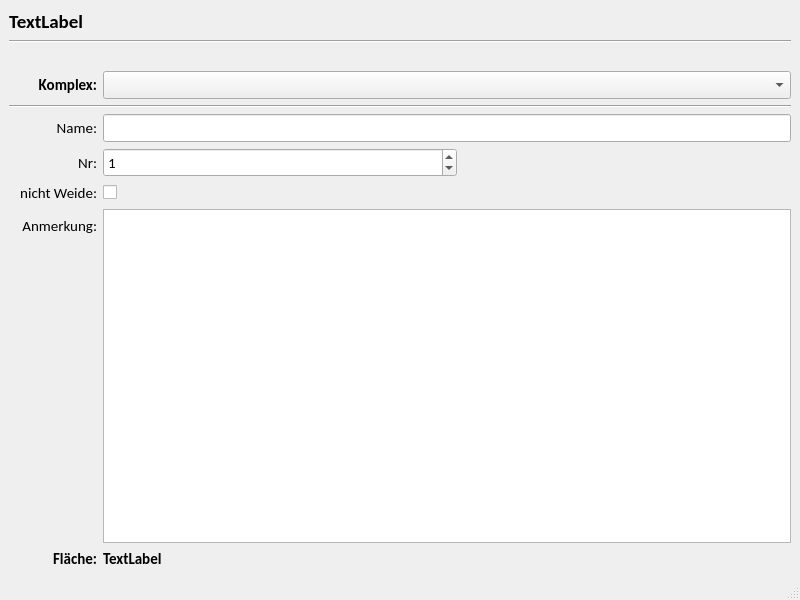
Before: the Qt Designer form core/scopes/koppel/koppel.ui in gidhoog/AlmGIS, drawn with Qt 5.
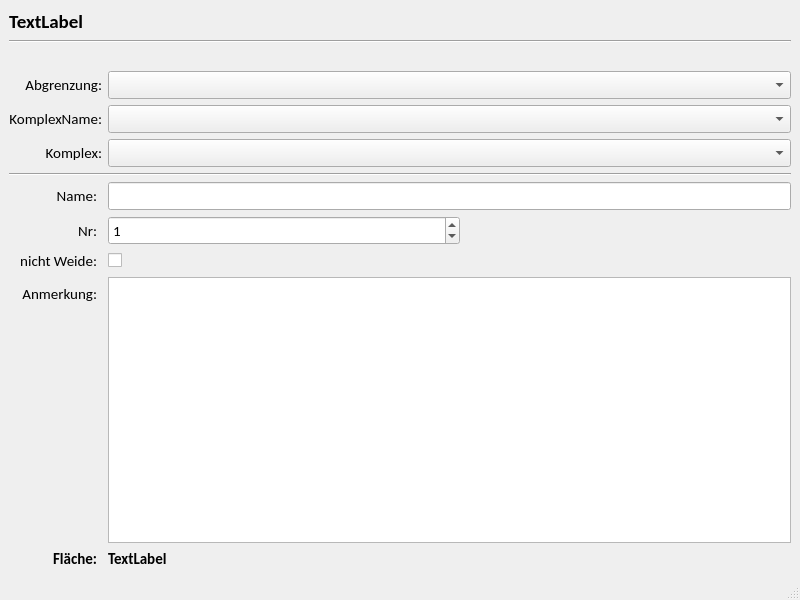
After: the same form once the commit is applied. Custom widgets are drawn as their Qt base class.

Commit message: verbessere zuordnung eines komplexes zu einer koppel

The edit to the form file:
```diff
--- a/core/scopes/koppel/koppel.ui
+++ b/core/scopes/koppel/koppel.ui
@@ -17,8 +17,8 @@
    <layout class="QVBoxLayout" name="verticalLayout">
     <item>
      <layout class="QGridLayout" name="gridLayout">
-      <item row="5" column="0">
-       <widget class="QLabel" name="label_4">
+      <item row="12" column="0">
+       <widget class="QLabel" name="label_5">
         <property name="sizePolicy">
          <sizepolicy hsizetype="Preferred" vsizetype="Preferred">
           <horstretch>0</horstretch>
@@ -35,79 +35,44 @@
          <font>
           <family>Calibri</family>
           <pointsize>11</pointsize>
+          <weight>75</weight>
+          <bold>true</bold>
          </font>
         </property>
         <property name="text">
-         <string>Name:</string>
+         <string>Fläche:</string>
         </property>
         <property name="alignment">
          <set>Qt::AlignRight|Qt::AlignTrailing|Qt::AlignVCenter</set>
         </property>
        </widget>
       </item>
-      <item row="7" column="0">
-       <widget class="QLabel" name="label_6">
-        <property name="sizePolicy">
-         <sizepolicy hsizetype="Preferred" vsizetype="Preferred">
-          <horstretch>0</horstretch>
-          <verstretch>0</verstretch>
-         </sizepolicy>
-        </property>
-        <property name="maximumSize">
-         <size>
-          <width>88</width>
-          <height>16777215</height>
-         </size>
-        </property>
-        <property name="font">
-         <font>
-          <family>Calibri</family>
-          <pointsize>11</pointsize>
-         </font>
-        </property>
-        <property name="text">
-         <string>nicht Weide:</string>
-        </property>
-        <property name="alignment">
-         <set>Qt::AlignRight|Qt::AlignTrailing|Qt::AlignVCenter</set>
-        </property>
-       </widget>
-      </item>
-      <item row="2" column="0">
-       <spacer name="verticalSpacer_2">
-        <property name="orientation">
-         <enum>Qt::Vertical</enum>
-        </property>
-        <property name="sizeType">
-         <enum>QSizePolicy::Fixed</enum>
-        </property>
-        <property name="sizeHint" stdset="0">
-         <size>
-          <width>20</width>
-          <height>22</height>
-         </size>
-        </property>
-       </spacer>
-      </item>
       <item row="3" column="0">
-       <widget class="QLabel" name="label">
+       <widget class="QLabel" name="label_2">
         <property name="font">
          <font>
           <family>Calibri</family>
           <pointsize>11</pointsize>
-          <weight>75</weight>
-          <bold>true</bold>
+          <weight>50</weight>
+          <bold>false</bold>
          </font>
         </property>
         <property name="text">
-         <string>Komplex:</string>
+         <string>Abgrenzung:</string>
         </property>
         <property name="alignment">
          <set>Qt::AlignRight|Qt::AlignTrailing|Qt::AlignVCenter</set>
         </property>
        </widget>
       </item>
-      <item row="7" column="1">
+      <item row="6" column="0" colspan="4">
+       <widget class="Line" name="line_2">
+        <property name="orientation">
+         <enum>Qt::Horizontal</enum>
+        </property>
+       </widget>
+      </item>
+      <item row="9" column="1">
        <widget class="QCheckBox" name="uiNichtWeideCbox">
         <property name="maximumSize">
          <size>
@@ -120,7 +85,70 @@
         </property>
        </widget>
       </item>
-      <item row="9" column="0">
+      <item row="1" column="0" colspan="4">
+       <widget class="Line" name="line">
+        <property name="sizePolicy">
+         <sizepolicy hsizetype="Minimum" vsizetype="Fixed">
+          <horstretch>0</horstretch>
+          <verstretch>0</verstretch>
+         </sizepolicy>
+        </property>
+        <property name="orientation">
+         <enum>Qt::Horizontal</enum>
+        </property>
+       </widget>
+      </item>
+      <item row="0" column="0" colspan="4">
+       <widget class="QLabel" name="uiAktNameLbl">
+        <property name="font">
+         <font>
+          <family>Calibri</family>
+          <pointsize>14</pointsize>
+          <weight>75</weight>
+          <bold>true</bold>
+         </font>
+        </property>
+        <property name="text">
+         <string>TextLabel</string>
+        </property>
+       </widget>
+      </item>
+      <item row="12" column="1" colspan="3">
+       <widget class="QLabel" name="uiAreaLbl">
+        <property name="font">
+         <font>
+          <family>Calibri</family>
+          <pointsize>11</pointsize>
+          <weight>75</weight>
+          <bold>true</bold>
+         </font>
+        </property>
+        <property name="text">
+         <string>TextLabel</string>
+        </property>
+       </widget>
+      </item>
+      <item row="3" column="1" colspan="3">
+       <widget class="QComboBox" name="uiAbgrenzungCombo">
+        <property name="font">
+         <font>
+          <family>Calibri</family>
+          <pointsize>11</pointsize>
+         </font>
+        </property>
+       </widget>
+      </item>
+      <item row="4" column="1" colspan="3">
+       <widget class="QComboBox" name="uiKomplexNameCombo">
+        <property name="font">
+         <font>
+          <family>Calibri</family>
+          <pointsize>11</pointsize>
+         </font>
+        </property>
+       </widget>
+      </item>
+      <item row="11" column="0">
        <layout class="QVBoxLayout" name="verticalLayout_2">
         <property name="topMargin">
          <number>7</number>
@@ -168,45 +196,39 @@
         </item>
        </layout>
       </item>
-      <item row="6" column="0">
-       <widget class="QLabel" name="label_3">
-        <property name="sizePolicy">
-         <sizepolicy hsizetype="Preferred" vsizetype="Preferred">
-          <horstretch>0</horstretch>
-          <verstretch>0</verstretch>
-         </sizepolicy>
+      <item row="2" column="0">
+       <spacer name="verticalSpacer_2">
+        <property name="orientation">
+         <enum>Qt::Vertical</enum>
         </property>
-        <property name="maximumSize">
+        <property name="sizeType">
+         <enum>QSizePolicy::Fixed</enum>
+        </property>
+        <property name="sizeHint" stdset="0">
          <size>
-          <width>88</width>
-          <height>16777215</height>
+          <width>20</width>
+          <height>22</height>
          </size>
         </property>
-        <property name="font">
-         <font>
-          <family>Calibri</family>
-          <pointsize>11</pointsize>
-         </font>
-        </property>
-        <property name="text">
-         <string>Nr:</string>
-        </property>
-        <property name="alignment">
-         <set>Qt::AlignRight|Qt::AlignTrailing|Qt::AlignVCenter</set>
-        </property>
-       </widget>
+       </spacer>
       </item>
-      <item row="10" column="0">
-       <widget class="QLabel" name="label_5">
+      <item row="7" column="1" colspan="3">
+       <widget class="QLineEdit" name="uiNameLedit">
         <property name="sizePolicy">
-         <sizepolicy hsizetype="Preferred" vsizetype="Preferred">
+         <sizepolicy hsizetype="Preferred" vsizetype="Fixed">
           <horstretch>0</horstretch>
           <verstretch>0</verstretch>
          </sizepolicy>
         </property>
+        <property name="minimumSize">
+         <size>
+          <width>0</width>
+          <height>0</height>
+         </size>
+        </property>
         <property name="maximumSize">
          <size>
-          <width>88</width>
+          <width>16777215</width>
           <height>16777215</height>
          </size>
         </property>
@@ -214,34 +236,14 @@
          <font>
           <family>Calibri</family>
           <pointsize>11</pointsize>
-          <weight>75</weight>
-          <bold>true</bold>
          </font>
         </property>
-        <property name="text">
-         <string>Fläche:</string>
+        <property name="clearButtonEnabled">
+         <bool>true</bool>
         </property>
-        <property name="alignment">
-         <set>Qt::AlignRight|Qt::AlignTrailing|Qt::AlignVCenter</set>
-        </property>
        </widget>
       </item>
-      <item row="0" column="0" colspan="4">
-       <widget class="QLabel" name="uiAktNameLbl">
-        <property name="font">
-         <font>
-          <family>Calibri</family>
-          <pointsize>14</pointsize>
-          <weight>75</weight>
-          <bold>true</bold>
-         </font>
-        </property>
-        <property name="text">
-         <string>TextLabel</string>
-        </property>
-       </widget>
-      </item>
-      <item row="6" column="1" colspan="2">
+      <item row="8" column="1" colspan="2">
        <widget class="QSpinBox" name="uiNrSbox">
         <property name="sizePolicy">
          <sizepolicy hsizetype="Preferred" vsizetype="Fixed">
@@ -272,23 +274,45 @@
         </property>
        </widget>
       </item>
-      <item row="5" column="1" colspan="3">
-       <widget class="QLineEdit" name="uiNameLedit">
+      <item row="8" column="0">
+       <widget class="QLabel" name="label_3">
         <property name="sizePolicy">
-         <sizepolicy hsizetype="Preferred" vsizetype="Fixed">
+         <sizepolicy hsizetype="Preferred" vsizetype="Preferred">
           <horstretch>0</horstretch>
           <verstretch>0</verstretch>
          </sizepolicy>
         </property>
-        <property name="minimumSize">
+        <property name="maximumSize">
          <size>
-          <width>0</width>
-          <height>0</height>
+          <width>88</width>
+          <height>16777215</height>
          </size>
         </property>
+        <property name="font">
+         <font>
+          <family>Calibri</family>
+          <pointsize>11</pointsize>
+         </font>
+        </property>
+        <property name="text">
+         <string>Nr:</string>
+        </property>
+        <property name="alignment">
+         <set>Qt::AlignRight|Qt::AlignTrailing|Qt::AlignVCenter</set>
+        </property>
+       </widget>
+      </item>
+      <item row="7" column="0">
+       <widget class="QLabel" name="label_4">
+        <property name="sizePolicy">
+         <sizepolicy hsizetype="Preferred" vsizetype="Preferred">
+          <horstretch>0</horstretch>
+          <verstretch>0</verstretch>
+         </sizepolicy>
+        </property>
         <property name="maximumSize">
          <size>
-          <width>16777215</width>
+          <width>88</width>
           <height>16777215</height>
          </size>
         </property>
@@ -298,12 +322,64 @@
           <pointsize>11</pointsize>
          </font>
         </property>
-        <property name="clearButtonEnabled">
-         <bool>true</bool>
+        <property name="text">
+         <string>Name:</string>
         </property>
+        <property name="alignment">
+         <set>Qt::AlignRight|Qt::AlignTrailing|Qt::AlignVCenter</set>
+        </property>
        </widget>
       </item>
-      <item row="9" column="1" colspan="3">
+      <item row="4" column="0">
+       <widget class="QLabel" name="label">
+        <property name="font">
+         <font>
+          <family>Calibri</family>
+          <pointsize>11</pointsize>
+          <weight>50</weight>
+          <bold>false</bold>
+         </font>
+        </property>
+        <property name="text">
+         <string>KomplexName:</string>
+        </property>
+        <property name="alignment">
+         <set>Qt::AlignRight|Qt::AlignTrailing|Qt::AlignVCenter</set>
+        </property>
+       </widget>
+      </item>
+      <item row="9" column="0">
+       <widget class="QLabel" name="label_6">
+        <property name="sizePolicy">
+         <sizepolicy hsizetype="Preferred" vsizetype="Preferred">
+          <horstretch>0</horstretch>
+          <verstretch>0</verstretch>
+         </sizepolicy>
+        </property>
+        <property name="maximumSize">
+         <size>
+          <width>88</width>
+          <height>16777215</height>
+         </size>
+        </property>
+        <property name="font">
+         <font>
+          <family>Calibri</family>
+          <pointsize>11</pointsize>
+         </font>
+        </property>
+        <property name="text">
+         <string>nicht Weide:</string>
+        </property>
+        <property name="alignment">
+         <set>Qt::AlignRight|Qt::AlignTrailing|Qt::AlignVCenter</set>
+        </property>
+       </widget>
+      </item>
+      <item row="9" column="2">
+       <widget class="InfoButton" name="uiInfoBtnNichtWeide" native="true"/>
+      </item>
+      <item row="11" column="1" colspan="3">
        <widget class="QPlainTextEdit" name="uiAnmerkungPtext">
         <property name="font">
          <font>
@@ -319,42 +395,23 @@
         </property>
        </widget>
       </item>
-      <item row="10" column="1" colspan="3">
-       <widget class="QLabel" name="uiAreaLbl">
+      <item row="5" column="0">
+       <widget class="QLabel" name="label_8">
         <property name="font">
          <font>
           <family>Calibri</family>
           <pointsize>11</pointsize>
-          <weight>75</weight>
-          <bold>true</bold>
          </font>
         </property>
         <property name="text">
-         <string>TextLabel</string>
+         <string>Komplex:</string>
         </property>
-       </widget>
-      </item>
-      <item row="1" column="0" colspan="4">
-       <widget class="Line" name="line">
-        <property name="sizePolicy">
-         <sizepolicy hsizetype="Minimum" vsizetype="Fixed">
-          <horstretch>0</horstretch>
-          <verstretch>0</verstretch>
-         </sizepolicy>
+        <property name="alignment">
+         <set>Qt::AlignRight|Qt::AlignTrailing|Qt::AlignVCenter</set>
         </property>
-        <property name="orientation">
-         <enum>Qt::Horizontal</enum>
-        </property>
        </widget>
       </item>
-      <item row="4" column="0" colspan="4">
-       <widget class="Line" name="line_2">
-        <property name="orientation">
-         <enum>Qt::Horizontal</enum>
-        </property>
-       </widget>
-      </item>
-      <item row="3" column="1" colspan="3">
+      <item row="5" column="1" colspan="3">
        <widget class="QComboBox" name="uiKomplexCombo">
         <property name="font">
          <font>
@@ -364,9 +421,6 @@
         </property>
        </widget>
       </item>
-      <item row="7" column="2">
-       <widget class="InfoButton" name="uiInfoBtnNichtWeide" native="true"/>
-      </item>
      </layout>
     </item>
    </layout>
```
Left out of the diff: 8 changed lines with no effect on the pictures. The commit also changes 3 other files.
